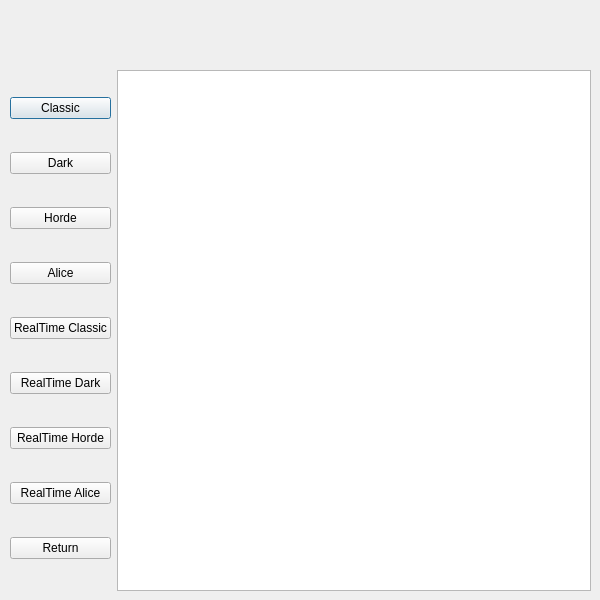
First picture: the form in Qt_UI/MainMenu/gameRules.ui, repository Phucyro/PawnHub, before the edit.
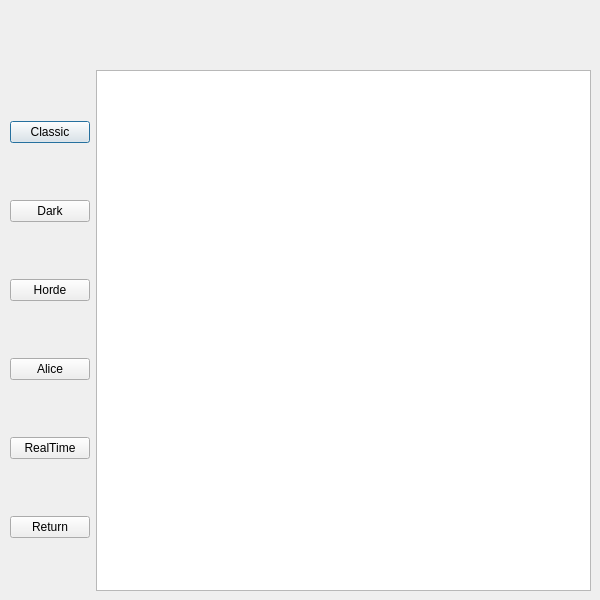
Second picture: the form after the edit. Icons and pictures are not drawn.

The edit to the form file:
```diff
--- a/Qt_UI/MainMenu/gameRules.ui
+++ b/Qt_UI/MainMenu/gameRules.ui
@@ -87,28 +87,7 @@
       <item>
        <widget class="QPushButton" name="realTimeClassicPushButton">
         <property name="text">
-         <string>RealTime Classic</string>
-        </property>
-       </widget>
-      </item>
-      <item>
-       <widget class="QPushButton" name="realTimeDarkPushButton">
-        <property name="text">
-         <string>RealTime Dark</string>
-        </property>
-       </widget>
-      </item>
-      <item>
-       <widget class="QPushButton" name="realTimeHordePushButton">
-        <property name="text">
-         <string>RealTime Horde</string>
-        </property>
-       </widget>
-      </item>
-      <item>
-       <widget class="QPushButton" name="realTimeAlicePushButton">
-        <property name="text">
-         <string>RealTime Alice</string>
+         <string>RealTime</string>
         </property>
        </widget>
       </item>
```
Left out of the diff: 8 changed lines with no effect on the pictures.
